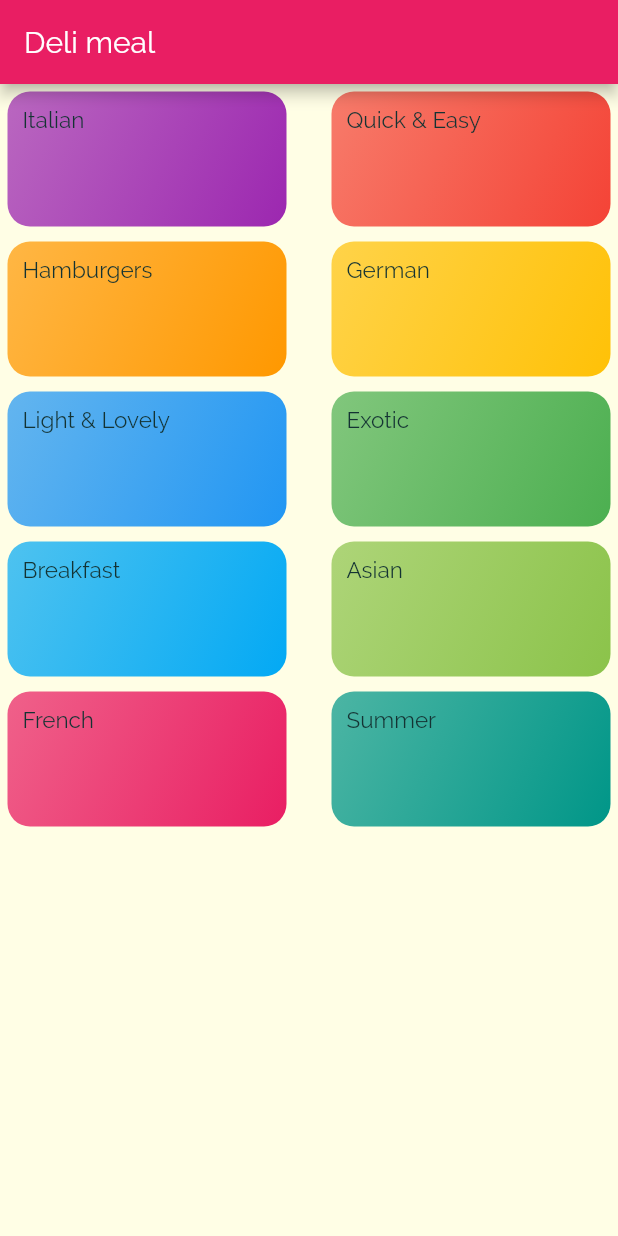
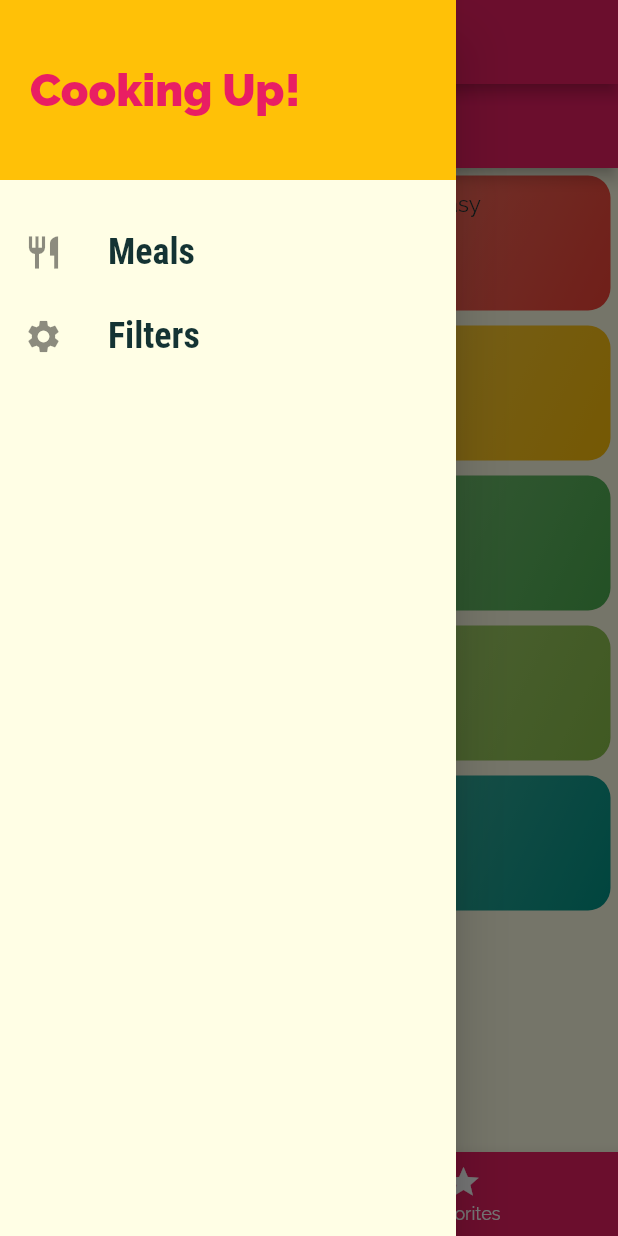
Before and after one commit to andixboya/flutter_playground, a Flutter app: the screen it shows after launch, with the side drawer open (before the commit the screen has no drawer), on a phone screen of 412 x 824 dp. Run offline on Flutter 3.47's test engine with Material 2 defaults, Android fonts, the phone set to English and light mode, and no system bars.

Commit message:
7.4 is commited and everything is done up until 179, 7.5 is omitted, since he just adds some logic, which doesnt give any new stuff, just functionality + its wrong. I think thats enough

```diff
--- a/meals_app/lib/main.dart
+++ b/meals_app/lib/main.dart
@@ -1,6 +1,9 @@
 import 'package:flutter/material.dart';
+import 'package:meals_app/screen/bottom_tabs_screen.dart';
 import 'package:meals_app/screen/category_meals_screen.dart';
+import 'package:meals_app/screen/filters_screen.dart';
 import 'package:meals_app/screen/meal_detail_screen.dart';
+import 'package:meals_app/screen/tabs_screen.dart';
 import './screen/categories_screen.dart';
 
 void main() {
@@ -53,11 +56,15 @@ class MyApp extends StatelessWidget {
         },
         routes: {
           // default is pointing towards the screen.
-          '/': (ctx) => CategoriesScreen(),
+          // 173-174) here we`ll replacethe categoriesScreen with the tabController!
+          // choose between tabController or bottomTabScreen widget!
+          '/': (ctx) => BottomTabScreen(), // 17
           // 162-164)  we`ll have a routeName, so its more readable.
           CategoryMealsScreen.routeName: (ctx) => CategoryMealsScreen(),
           // 170-171 we register mealDetailScreen here
           MealDetailScreen.routeName: (ctx) => MealDetailScreen(),
+          // 174-175) filtersScreen is added
+          FiltersScreen.routeName: (ctx) => FiltersScreen(),
         });
   }
 }
--- /dev/null
+++ b/meals_app/lib/screen/bottom_tabs_screen.dart
@@ -0,0 +1,77 @@
+import 'package:flutter/material.dart';
+import 'package:meals_app/screen/tabs/favourites_screen_tab.dart';
+import 'package:meals_app/widget/stateless/main_drawer.dart';
+
+import 'categories_screen.dart';
+
+class BottomTabScreen extends StatefulWidget {
+  @override
+  _BottomTabScreenState createState() => _BottomTabScreenState();
+}
+
+// 174) this is just for readability
+class _DisplayTab {
+  final String title;
+  final Widget page;
+  _DisplayTab(this.title, this.page);
+}
+
+class _BottomTabScreenState extends State<BottomTabScreen> {
+
+  // 174) and here we can load our pages, its preferrable that they match the indexes of the icons, otherwise it would be a mess.
+  final List<_DisplayTab> _pages = [
+    _DisplayTab("Categories", CategoriesScreen()),
+    _DisplayTab('Your Favourite', FavouritesScreenTab()),
+  ];
+
+// we can set here, the initial index
+  int _selectedPageIndex = 0;
+
+  void _selectPage(int index) {
+    setState(() {
+      _selectedPageIndex = index;
+    });
+  }
+
+  @override
+  Widget build(BuildContext context) {
+    // 174) and again,the bottomTab Widget does is not a scaffold itself, instead its part of the scaffold structure!
+    return Scaffold(
+      appBar: AppBar(
+        title: Text(_pages[_selectedPageIndex].title),
+      ),
+      body: _pages[_selectedPageIndex].page,
+      bottomNavigationBar: BottomNavigationBar(
+        // 174) what action will be executed , once you click on some of the icons
+        // its logical , that you switch the index at least.
+        // you change the index, and then its handed/passed to the currentIndex, that is how they are shifted!
+        onTap: _selectPage,
+        // 174) below is some styling.
+        backgroundColor: Theme.of(context).primaryColor,
+        unselectedItemColor: Colors.white,
+        selectedItemColor: Theme.of(context).accentColor,
+
+        // 174) here you give the index, which is changed in setState, otherwise it will not change anything
+        // that is why we need stateful widget!
+        currentIndex: _selectedPageIndex,
+        // type: BottomNavigationBarType.fixed,
+        // 174) here we input the icons, which will be clicked
+        //  they are more customizable i think
+        items: [
+          BottomNavigationBarItem(
+            backgroundColor: Theme.of(context).primaryColor,
+            icon: const Icon(Icons.category),
+            title: const Text('Categories'),
+          ),
+          BottomNavigationBarItem(
+            backgroundColor: Theme.of(context).primaryColor,
+            icon: Icon(Icons.star),
+            title: Text('Favorites'),
+          ),
+        ],
+      ),
+    // 174-175) drawer is added to out tab_screen
+      drawer: MainDrawer(),
+    );
+  }
+}
--- /dev/null
+++ b/meals_app/lib/widget/stateless/main_drawer.dart
@@ -0,0 +1,62 @@
+import 'package:flutter/material.dart';
+import 'package:meals_app/screen/filters_screen.dart';
+
+// 174-175) was added back then.
+class MainDrawer extends StatelessWidget {
+  // 174-175) here, the func is added from outside.
+  Widget buildListTile(String title, IconData icon, Function tabHandler) {
+    return ListTile(
+      leading: Icon(
+        icon,
+        size: 26,
+      ),
+      title: Text(
+        title,
+        style: TextStyle(
+          fontFamily: 'RobotoCondensed',
+          fontSize: 24,
+          fontWeight: FontWeight.bold,
+        ),
+      ),
+      // 174-175) here we extract the re-routing func.
+      onTap: tabHandler,
+    );
+  }
+
+  @override
+  Widget build(BuildContext context) {
+    return Drawer(
+      child: Column(
+        children: <Widget>[
+          Container(
+            height: 120,
+            width: double.infinity,
+            padding: EdgeInsets.all(20),
+            // 174-175) this is useful to remember!
+            alignment: Alignment.centerLeft,
+            color: Theme.of(context).accentColor,
+            child: Text(
+              'Cooking Up!',
+              style: TextStyle(
+                  fontWeight: FontWeight.w900,
+                  fontSize: 30,
+                  color: Theme.of(context).primaryColor),
+            ),
+          ),
+          SizedBox(
+            height: 20,
+          ),
+          // 174-175) we add these from outside, forr better readability.
+          //  this is towards home.
+          buildListTile('Meals', Icons.restaurant, () {
+            Navigator.of(context).pushNamed("/");
+          }),
+          // 174-175) here we add to filters screen.
+          buildListTile('Filters', Icons.settings, () {
+            Navigator.of(context).pushNamed(FiltersScreen.routeName);
+          }),
+        ],
+      ),
+    );
+  }
+}
```
Also changed, not shown: meals_app/lib/screen/category_meals_screen.dart (+62 -11 lines), meals_app/lib/screen/favourites_screen.dart (added, +10 -0 lines), meals_app/lib/screen/filters_screen.dart (added, +10 -0 lines), meals_app/lib/screen/meal_detail_screen.dart (+11 -0 lines), meals_app/lib/screen/tabs/favourites_screen_tab.dart (added, +10 -0 lines), meals_app/lib/screen/tabs_screen.dart (added, +60 -0 lines), meals_app/lib/widget/stateless/meal_item.dart (+12 -1 lines).
